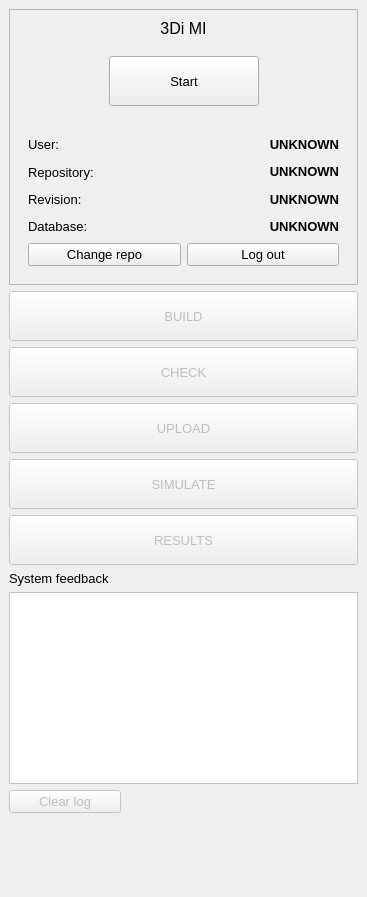
nens/threedi-api-qgis-client, file threedi_api_qgis_client/threedi_api_qgis_client_dockwidget_base.ui: the form before one commit.
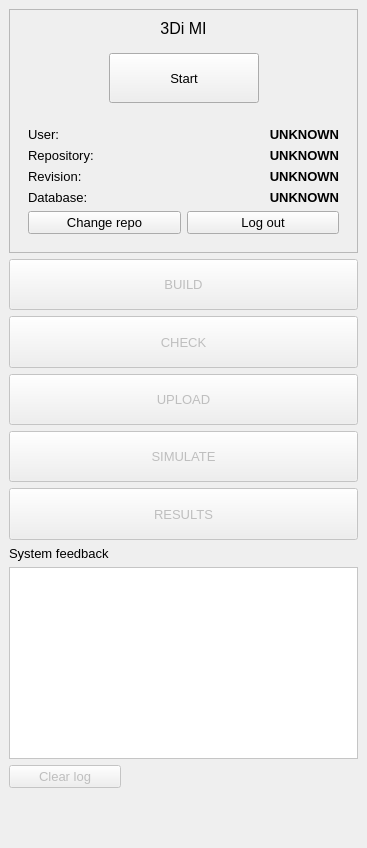
The form after the commit.

Commit message: Work on plugin widgets.

What changed in the file:
```diff
--- a/threedi_api_qgis_client/threedi_api_qgis_client_dockwidget_base.ui
+++ b/threedi_api_qgis_client/threedi_api_qgis_client_dockwidget_base.ui
@@ -7,7 +7,7 @@
     <x>0</x>
     <y>0</y>
     <width>367</width>
-    <height>897</height>
+    <height>848</height>
    </rect>
   </property>
   <property name="font">
@@ -60,7 +60,7 @@
        <bool>false</bool>
       </property>
       <property name="sizePolicy">
-       <sizepolicy hsizetype="Expanding" vsizetype="Fixed">
+       <sizepolicy hsizetype="Expanding" vsizetype="Expanding">
         <horstretch>0</horstretch>
         <verstretch>0</verstretch>
        </sizepolicy>
@@ -68,7 +68,7 @@
       <property name="minimumSize">
        <size>
         <width>0</width>
-        <height>50</height>
+        <height>0</height>
        </size>
       </property>
       <property name="text">
@@ -81,18 +81,6 @@
       <property name="enabled">
        <bool>false</bool>
       </property>
-      <property name="sizePolicy">
-       <sizepolicy hsizetype="Expanding" vsizetype="Fixed">
-        <horstretch>0</horstretch>
-        <verstretch>0</verstretch>
-       </sizepolicy>
-      </property>
-      <property name="minimumSize">
-       <size>
-        <width>0</width>
-        <height>50</height>
-       </size>
-      </property>
       <property name="text">
        <string>SIMULATE</string>
       </property>
@@ -100,10 +88,16 @@
     </item>
     <item row="8" column="0" colspan="3">
      <widget class="QListView" name="lv_log">
+      <property name="sizePolicy">
+       <sizepolicy hsizetype="Expanding" vsizetype="Preferred">
+        <horstretch>0</horstretch>
+        <verstretch>0</verstretch>
+       </sizepolicy>
+      </property>
       <property name="minimumSize">
        <size>
         <width>0</width>
-        <height>150</height>
+        <height>0</height>
        </size>
       </property>
       <property name="font">
@@ -116,35 +110,13 @@
       </property>
      </widget>
     </item>
-    <item row="4" column="0" colspan="3">
-     <widget class="QToolButton" name="btn_upload">
-      <property name="enabled">
-       <bool>false</bool>
-      </property>
-      <property name="sizePolicy">
-       <sizepolicy hsizetype="Expanding" vsizetype="Fixed">
-        <horstretch>0</horstretch>
-        <verstretch>0</verstretch>
-       </sizepolicy>
-      </property>
-      <property name="minimumSize">
-       <size>
-        <width>0</width>
-        <height>50</height>
-       </size>
-      </property>
-      <property name="text">
-       <string>UPLOAD</string>
-      </property>
-     </widget>
-    </item>
     <item row="3" column="0" colspan="3">
      <widget class="QToolButton" name="btn_check">
       <property name="enabled">
        <bool>false</bool>
       </property>
       <property name="sizePolicy">
-       <sizepolicy hsizetype="Expanding" vsizetype="Fixed">
+       <sizepolicy hsizetype="Expanding" vsizetype="Expanding">
         <horstretch>0</horstretch>
         <verstretch>0</verstretch>
        </sizepolicy>
@@ -152,7 +124,7 @@
       <property name="minimumSize">
        <size>
         <width>0</width>
-        <height>50</height>
+        <height>0</height>
        </size>
       </property>
       <property name="text">
@@ -166,7 +138,7 @@
        <bool>false</bool>
       </property>
       <property name="sizePolicy">
-       <sizepolicy hsizetype="Expanding" vsizetype="Fixed">
+       <sizepolicy hsizetype="Expanding" vsizetype="Expanding">
         <horstretch>0</horstretch>
         <verstretch>0</verstretch>
        </sizepolicy>
@@ -174,7 +146,7 @@
       <property name="minimumSize">
        <size>
         <width>0</width>
-        <height>50</height>
+        <height>0</height>
        </size>
       </property>
       <property name="text">
@@ -182,12 +154,34 @@
       </property>
      </widget>
     </item>
+    <item row="4" column="0" colspan="3">
+     <widget class="QToolButton" name="btn_upload">
+      <property name="enabled">
+       <bool>false</bool>
+      </property>
+      <property name="sizePolicy">
+       <sizepolicy hsizetype="Expanding" vsizetype="Expanding">
+        <horstretch>0</horstretch>
+        <verstretch>0</verstretch>
+       </sizepolicy>
+      </property>
+      <property name="minimumSize">
+       <size>
+        <width>0</width>
+        <height>0</height>
+       </size>
+      </property>
+      <property name="text">
+       <string>UPLOAD</string>
+      </property>
+     </widget>
+    </item>
     <item row="0" column="0" colspan="3">
      <widget class="QFrame" name="frame">
       <property name="minimumSize">
        <size>
         <width>0</width>
-        <height>24</height>
+        <height>0</height>
        </size>
       </property>
       <property name="frameShape">
@@ -202,7 +196,7 @@
          <property name="minimumSize">
           <size>
            <width>0</width>
-           <height>150</height>
+           <height>0</height>
           </size>
          </property>
          <layout class="QGridLayout" name="gridLayout_3">
@@ -299,7 +293,7 @@
          <property name="minimumSize">
           <size>
            <width>0</width>
-           <height>75</height>
+           <height>0</height>
           </size>
          </property>
          <layout class="QGridLayout" name="gridLayout_2">
@@ -321,6 +315,9 @@
             <property name="orientation">
              <enum>Qt::Horizontal</enum>
             </property>
+            <property name="sizeType">
+             <enum>QSizePolicy::Expanding</enum>
+            </property>
             <property name="sizeHint" stdset="0">
              <size>
               <width>40</width>
@@ -332,7 +329,7 @@
           <item row="1" column="1">
            <widget class="QPushButton" name="btn_start">
             <property name="sizePolicy">
-             <sizepolicy hsizetype="Minimum" vsizetype="Fixed">
+             <sizepolicy hsizetype="Expanding" vsizetype="Expanding">
               <horstretch>0</horstretch>
               <verstretch>0</verstretch>
              </sizepolicy>
@@ -369,6 +366,41 @@
       </layout>
      </widget>
     </item>
+    <item row="10" column="1">
+     <spacer name="verticalSpacer">
+      <property name="orientation">
+       <enum>Qt::Vertical</enum>
+      </property>
+      <property name="sizeHint" stdset="0">
+       <size>
+        <width>20</width>
+        <height>40</height>
+       </size>
+      </property>
+     </spacer>
+    </item>
+    <item row="5" column="0" colspan="3">
+     <widget class="QToolButton" name="btn_simulate">
+      <property name="enabled">
+       <bool>false</bool>
+      </property>
+      <property name="sizePolicy">
+       <sizepolicy hsizetype="Expanding" vsizetype="Expanding">
+        <horstretch>0</horstretch>
+        <verstretch>0</verstretch>
+       </sizepolicy>
+      </property>
+      <property name="minimumSize">
+       <size>
+        <width>0</width>
+        <height>0</height>
+       </size>
+      </property>
+      <property name="text">
+       <string>SIMULATE</string>
+      </property>
+     </widget>
+    </item>
    </layout>
   </widget>
  </widget>
```
Left out of the diff: 35 changed lines with no effect on the pictures.
